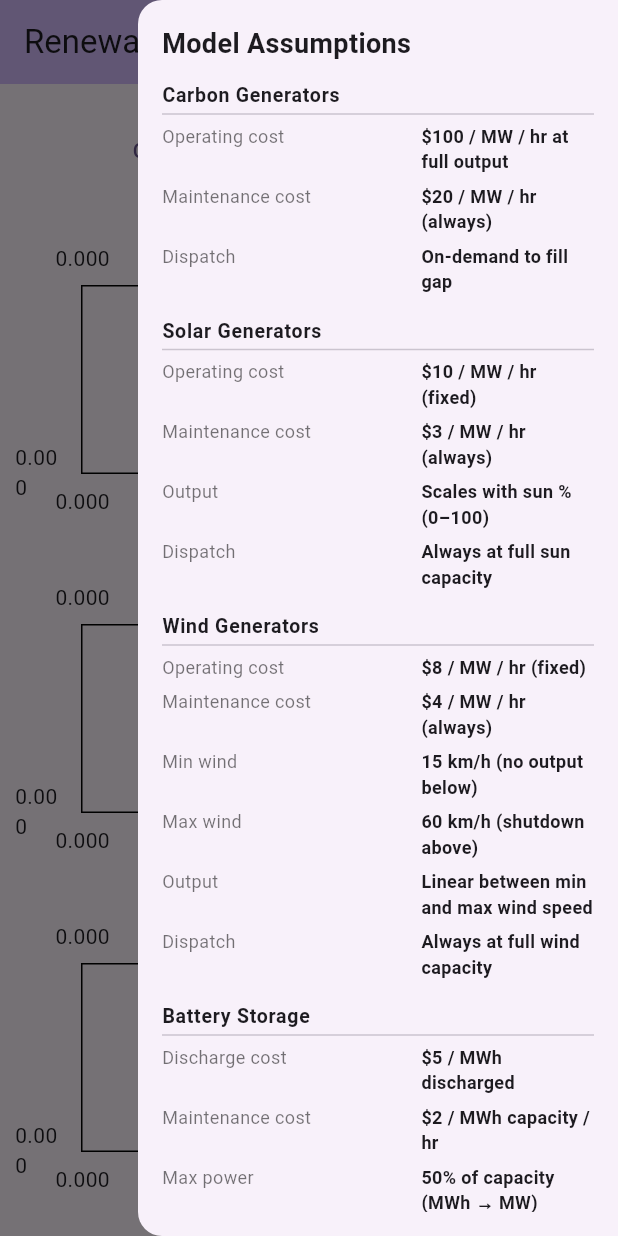
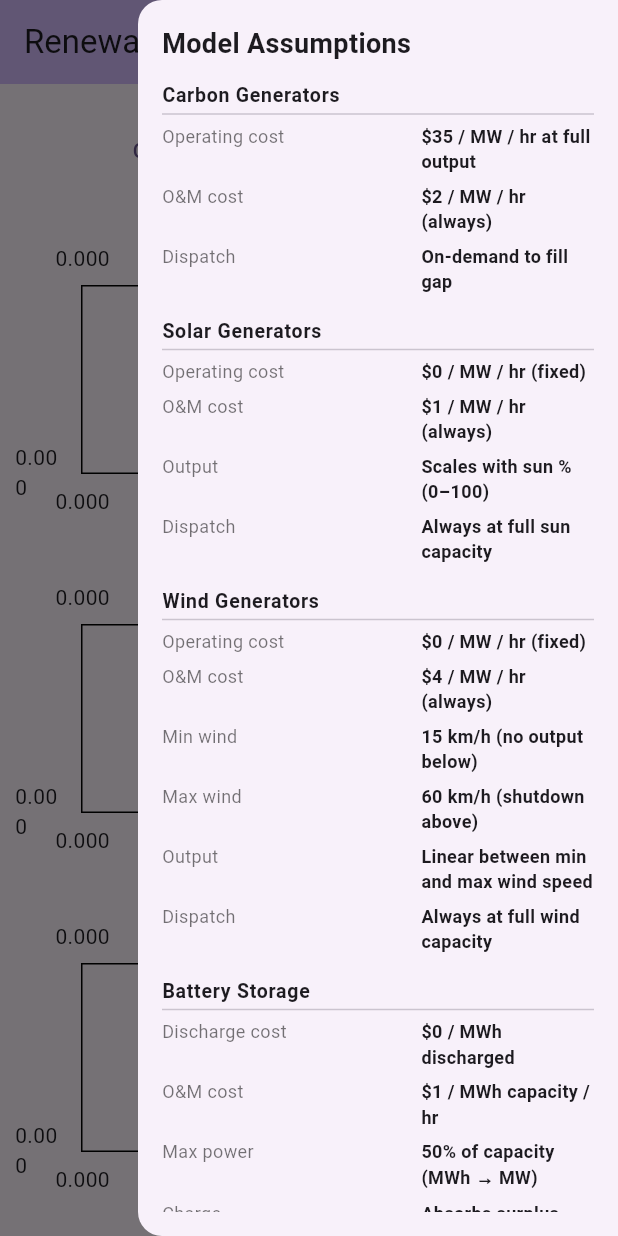
Before and after one commit to djpnewton/renewable, a Flutter app: the screen it shows after launch, with the side drawer open, on a phone screen of 412 x 824 dp. Run offline on Flutter 3.47's test engine with Material 3 defaults, Android fonts, the phone set to English and light mode, and no system bars; drawn by our look-alikes of fl_chart; our stand-ins replace csv.

Commit message:
tweak costs, rename maintainance to O&M (operations and maintainance)

```diff
--- a/lib/config.dart
+++ b/lib/config.dart
@@ -1,32 +1,36 @@
 const String gitSha = 'GIT_SHA_REPLACE';
 const String buildDate = 'BUILD_DATE_REPLACE';
 
-// ── Generator operating costs ($ per MWmax per hour at 100% dispatch) ────────
-/// Carbon generator cost per MW of capacity per hour at full output
-const int carbonCostPerMwPerHour = 100;
+// ── Generator operating costs ($ per MWh) ────────────────────────────────────
+/// Carbon generator cost per MW of capacity per hour
+const int carbonCostPerMwPerHour = 35; // ~ 35 USD per MWh
 
-/// Solar fixed operating cost per MW of capacity per hour (weather-dependent output)
-const int solarCostPerMwPerHour = 10;
+/// Solar generator cost per MW of capacity per hour
+const int solarCostPerMwPerHour = 0;
 
-/// Wind fixed operating cost per MW of capacity per hour (weather-dependent output)
-const int windCostPerMwPerHour = 8;
+/// Wind generator cost per MW of capacity per hour
+const int windCostPerMwPerHour = 0;
 
-// ── Generator maintenance costs ($ per MWmax per hour, always paid) ──────────
-/// Carbon generator maintenance cost per MW per hour (paid even when idle)
-const int carbonMaintenanceCostPerMwPerHour = 20;
+// ── Generator O&M costs (operations & maintenance, $ per MWmax per hour, always paid) ─
+// values from:
+//  - https://www.irena.org/-/media/Files/IRENA/Agency/Publication/2025/Jul/IRENA_TEC_RPGC_in_2024_2025.pdf
+//  - https://docs.nrel.gov/docs/fy25osti/91775.pdf
+//  - https://pv-maps.com/en/blog/solar-om-costs-per-mw
+/// Carbon (NGCC) O&M cost per MW per hour
+const int carbonOMCostPerMwPerHour = 2; // ~ 15 USD per kW per year
 
-/// Solar panel maintenance cost per MW per hour
-const int solarMaintenanceCostPerMwPerHour = 3;
+/// Solar (photovoltaic) O&M cost per MW per hour
+const int solarOMCostPerMwPerHour = 1; // ~ 10 USD per kW per year
 
-/// Wind turbine maintenance cost per MW per hour
-const int windMaintenanceCostPerMwPerHour = 4;
+/// Wind turbine (onshore) O&M cost per MW per hour
+const int windOMCostPerMwPerHour = 4; // ~ 40 USD per kW per year
 
 // ── Battery operating cost ───────────────────────────────────────────────────
-/// Battery cost per MWh discharged (wear/degradation proxy)
-const int batteryCostPerMwhDischarged = 5;
+/// Battery cost per MWh discharged
+const int batteryCostPerMwhDischarged = 0;
 
-/// Battery maintenance cost per MWh of capacity per hour
-const int batteryMaintenanceCostPerMwhPerHour = 2;
+/// Battery O&M cost per MWh of capacity per hour
+const int batteryOMCostPerMwhPerHour = 1; // ~ 8 USD per kWh per year
 
 // ── Wind turbine operating envelope ──────────────────────────────────────────
 /// Wind speed (km/h) below which turbines produce nothing
--- a/lib/main.dart
+++ b/lib/main.dart
@@ -56,6 +56,7 @@ class _MyHomePageState extends State<MyHomePage> {
   var _batteries = <Battery>[];
   SimSummary? _summary;
   Weather24h? _lastWeather;
+  var _includeBaseload = false;
   var _tempData = LineChartData();
   var _sunData = LineChartData();
   var _windData = LineChartData();
@@ -209,7 +210,7 @@ class _MyHomePageState extends State<MyHomePage> {
       final batteryCostHour = _batteries.fold(0, (s, b) => s + b.totalCost) -
           batteryTotalCostBefore;
       final batteryMaintenanceHour =
-          _batteries.fold(0, (s, b) => s + b.maintenanceCostPerHour);
+          _batteries.fold(0, (s, b) => s + b.omCostPerHour);
 
       // 3. Carbon fills any remaining gap (dispatchable peaker)
       final carbonGens = _generators.whereType<GeneratorCarbon>().toList();
@@ -635,8 +636,7 @@ class _MyHomePageState extends State<MyHomePage> {
       }
       final batteryCostHour =
           bats.fold(0, (s, b) => s + b.totalCost) - costBefore;
-      final batteryMaintHour =
-          bats.fold(0, (s, b) => s + b.maintenanceCostPerHour);
+      final batteryMaintHour = bats.fold(0, (s, b) => s + b.omCostPerHour);
       // 3. Carbon
       final carbonGens = gens.whereType<GeneratorCarbon>().toList();
       final totalCarbonCap = carbonGens.fold(0, (s, g) => s + g.megawattMax);
@@ -906,6 +906,23 @@ class _MyHomePageState extends State<MyHomePage> {
     final totalBatPower = finalBats.fold(0.0, (sum, b) => sum + b.maxPowerMW);
     final consolidatedBats =
         finalBats.isEmpty ? <Battery>[] : [Battery(totalBatCap, totalBatPower)];
+
+    // ── Baseload constraint ──────────────────────────────────────────────────
+    // When enabled, ensure carbon capacity ≥ peak demand so the fleet can
+    // cover a full day with no wind or solar output.
+    if (_includeBaseload) {
+      final carbonIdx =
+          consolidatedGens.indexWhere((g) => g is GeneratorCarbon);
+      final requiredMW = peakDemand.round().clamp(1, upperMW);
+      if (carbonIdx >= 0) {
+        final existing = consolidatedGens[carbonIdx];
+        if (existing.megawattMax < requiredMW) {
+          consolidatedGens[carbonIdx] = GeneratorCarbon(requiredMW);
+        }
+      } else {
+        consolidatedGens.add(GeneratorCarbon(requiredMW));
+      }
+    }
 
     setState(() {
       _generators = consolidatedGens;
@@ -1249,23 +1266,23 @@ class _MyHomePageState extends State<MyHomePage> {
                 _assumptionSection('Carbon Generators', [
                   _assumptionRow('Operating cost',
                       '\$$carbonCostPerMwPerHour / MW / hr at full output'),
-                  _assumptionRow('Maintenance cost',
-                      '\$$carbonMaintenanceCostPerMwPerHour / MW / hr (always)'),
+                  _assumptionRow('O&M cost',
+                      '\$$carbonOMCostPerMwPerHour / MW / hr (always)'),
                   _assumptionRow('Dispatch', 'On-demand to fill gap'),
                 ]),
                 _assumptionSection('Solar Generators', [
                   _assumptionRow('Operating cost',
                       '\$$solarCostPerMwPerHour / MW / hr (fixed)'),
-                  _assumptionRow('Maintenance cost',
-                      '\$$solarMaintenanceCostPerMwPerHour / MW / hr (always)'),
+                  _assumptionRow('O&M cost',
+                      '\$$solarOMCostPerMwPerHour / MW / hr (always)'),
                   _assumptionRow('Output', 'Scales with sun % (0–100)'),
                   _assumptionRow('Dispatch', 'Always at full sun capacity'),
                 ]),
                 _assumptionSection('Wind Generators', [
                   _assumptionRow('Operating cost',
                       '\$$windCostPerMwPerHour / MW / hr (fixed)'),
-                  _assumptionRow('Maintenance cost',
-                      '\$$windMaintenanceCostPerMwPerHour / MW / hr (always)'),
+                  _assumptionRow('O&M cost',
+                      '\$$windOMCostPerMwPerHour / MW / hr (always)'),
                   _assumptionRow(
                       'Min wind', '$windMinKmh km/h (no output below)'),
                   _assumptionRow(
@@ -1277,8 +1294,8 @@ class _MyHomePageState extends State<MyHomePage> {
                 _assumptionSection('Battery Storage', [
                   _assumptionRow('Discharge cost',
                       '\$$batteryCostPerMwhDischarged / MWh discharged'),
-                  _assumptionRow('Maintenance cost',
-                      '\$$batteryMaintenanceCostPerMwhPerHour / MWh capacity / hr'),
+                  _assumptionRow('O&M cost',
+                      '\$$batteryOMCostPerMwhPerHour / MWh capacity / hr'),
                   _assumptionRow('Max power', '50% of capacity (MWh → MW)'),
                   _assumptionRow('Charge', 'Absorbs surplus renewable first'),
                   _assumptionRow(
@@ -1386,6 +1403,32 @@ class _MyHomePageState extends State<MyHomePage> {
                               ),
                             ),
                           ),
+                        SizedBox(
+                          width: 240,
+                          child: Row(
+                            children: [
+                              SizedBox(
+                                width: 24,
+                                height: 24,
+                                child: Checkbox(
+                                  value: _includeBaseload,
+                                  onChanged: (v) =>
+                                      setState(() => _includeBaseload = v!),
+                                  materialTapTargetSize:
+                                      MaterialTapTargetSize.shrinkWrap,
+                                  visualDensity: VisualDensity.compact,
+                                ),
+                              ),
+                              const SizedBox(width: 6),
+                              const Expanded(
+                                child: Text(
+                                  'Include baseload for 0 wind/solar days',
+                                  style: TextStyle(fontSize: 11),
+                                ),
+                              ),
+                            ],
+                          ),
+                        ),
                         const Padding(
                           padding: EdgeInsets.symmetric(vertical: 4),
                           child: Text(
--- a/lib/sim.dart
+++ b/lib/sim.dart
@@ -123,8 +123,7 @@ class GeneratorCarbon implements Generator {
   GeneratorCarbon(this.megawattMax);
 
   int get _costPerHour => (carbonCostPerMwPerHour * megawattMax);
-  int get _maintenanceCostPerHour =>
-      carbonMaintenanceCostPerMwPerHour * megawattMax;
+  int get _omCostPerHour => carbonOMCostPerMwPerHour * megawattMax;
 
   @override
   String type() {
@@ -135,8 +134,7 @@ class GeneratorCarbon implements Generator {
   GenerationPeriod generate(WeatherPeriod wp, double percentRequired) {
     var generated = megawattMax * percentRequired / 100.0;
     var gp = GenerationPeriod(
-        (_costPerHour * percentRequired / 100).round() +
-            _maintenanceCostPerHour,
+        (_costPerHour * percentRequired / 100).round() + _omCostPerHour,
         generated,
         generated);
     _total = _total.add(gp);
@@ -158,8 +156,7 @@ class GeneratorSolar implements Generator {
   GeneratorSolar(this.megawattMax);
 
   int get _costPerHour => solarCostPerMwPerHour * megawattMax;
-  int get _maintenanceCostPerHour =>
-      solarMaintenanceCostPerMwPerHour * megawattMax;
+  int get _omCostPerHour => solarOMCostPerMwPerHour * megawattMax;
 
   @override
   String type() {
@@ -168,7 +165,7 @@ class GeneratorSolar implements Generator {
 
   @override
   GenerationPeriod generate(WeatherPeriod wp, double percentRequired) {
-    var gp = GenerationPeriod(_costPerHour + _maintenanceCostPerHour,
+    var gp = GenerationPeriod(_costPerHour + _omCostPerHour,
         megawattMax * wp.sun / 100, megawattMax * percentRequired / 100.0);
     _total = _total.add(gp);
     return gp;
@@ -192,8 +189,7 @@ class GeneratorWind implements Generator {
       {this.maxWind = windMaxKmh, this.minWind = windMinKmh});
 
   int get _costPerHour => windCostPerMwPerHour * megawattMax;
-  int get _maintenanceCostPerHour =>
-      windMaintenanceCostPerMwPerHour * megawattMax;
+  int get _omCostPerHour => windOMCostPerMwPerHour * megawattMax;
 
   @override
   String type() {
@@ -205,7 +201,7 @@ class GeneratorWind implements Generator {
     assert(minWind >= 0);
     assert(maxWind > minWind);
     var required = megawattMax * percentRequired / 100.0;
-    final totalCost = _costPerHour + _maintenanceCostPerHour;
+    final totalCost = _costPerHour + _omCostPerHour;
     var gp = GenerationPeriod(totalCost, 0, required);
     if (wp.wind <= maxWind && wp.wind >= minWind) {
       gp = GenerationPeriod(totalCost,
@@ -232,8 +228,7 @@ class Battery {
       : chargeMWh = 0,
         totalCost = 0;
 
-  int get maintenanceCostPerHour =>
-      (capacityMWh * batteryMaintenanceCostPerMwhPerHour).round();
+  int get omCostPerHour => (capacityMWh * batteryOMCostPerMwhPerHour).round();
 
   /// Returns MWh actually discharged (positive value).
   double discharge(double neededMWh) {
```
